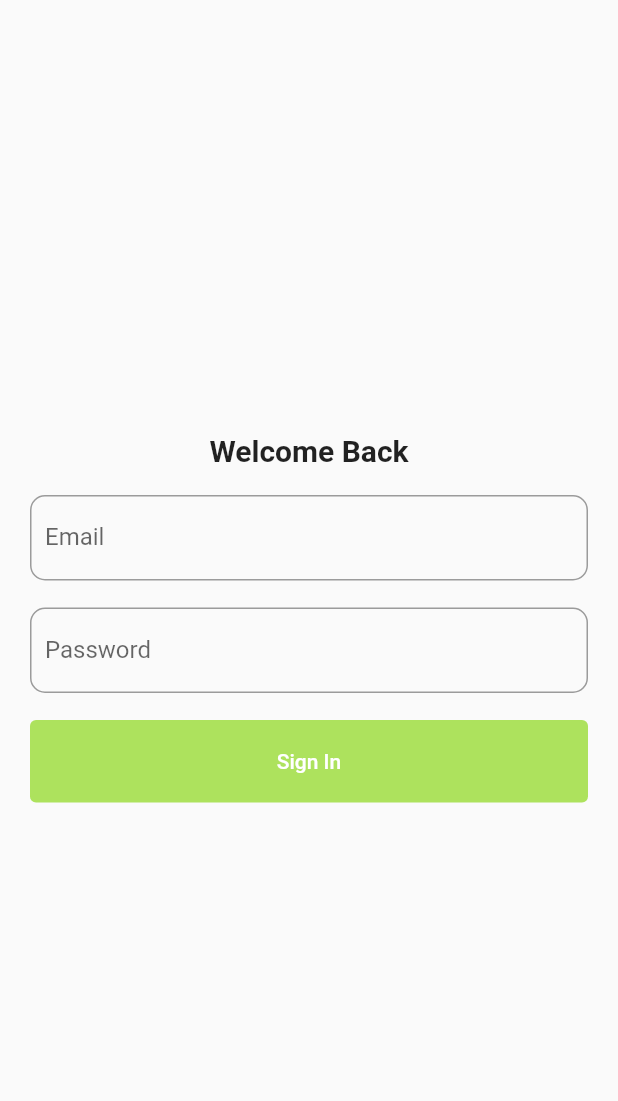
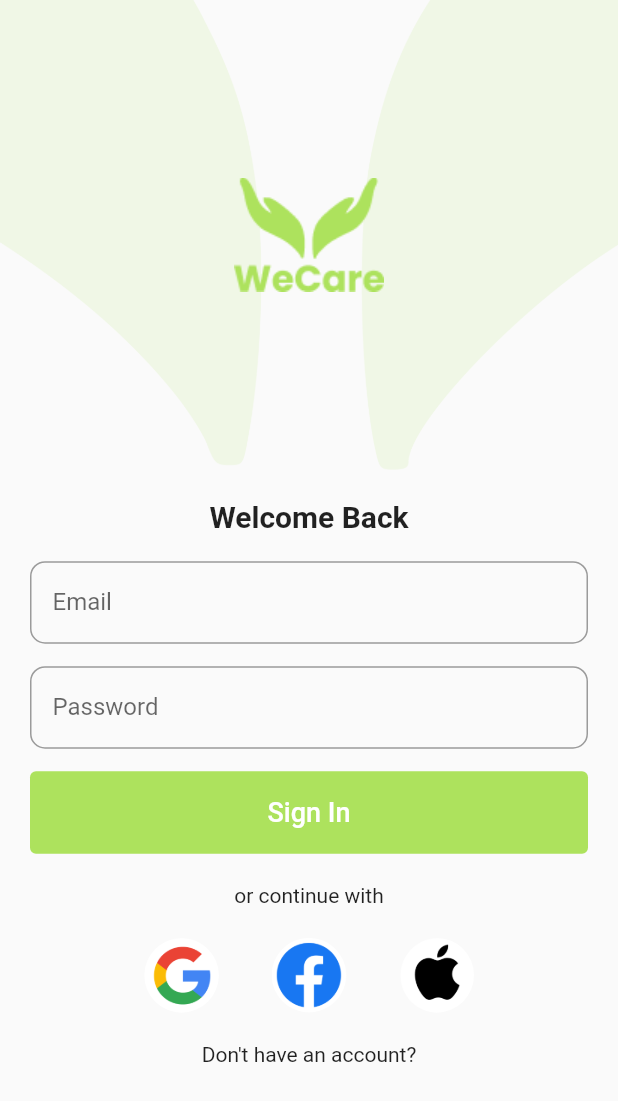
Before and after one commit to WECARE-BMA/wecare_app, a Flutter app: the screen it shows after launch, on a phone screen of 412 x 824 dp. Shown: the top 1101 px of the screen. Run offline on Flutter 3.47's test engine with Material 2 defaults, Android fonts, the phone set to English and light mode, and no system bars.

```diff
--- a/lib/main.dart
+++ b/lib/main.dart
@@ -44,23 +44,19 @@ class _SigninPageState extends State<SigninPage> {
   Widget build(BuildContext context) {
     return Scaffold(
       body: Container(
-        padding: EdgeInsets.only(left: 20, right: 20),
         child: SafeArea(
           child: Column(
-            mainAxisAlignment: MainAxisAlignment.center,
+            // mainAxisAlignment: MainAxisAlignment.st,
             children: [
-              Padding(
-                padding: const EdgeInsets.only(bottom: 18),
-                child: Text(
-                  'Welcome Back',
-                  textAlign: TextAlign.right,
-                  style: TextStyle(
-                    fontWeight: FontWeight.bold,
-                    fontSize: 20,
-                  ),
-                ),
-              ),
-              SigninForm()
+              Container(
+                  width: double.infinity,
+                  decoration: BoxDecoration(
+                      image: DecorationImage(
+                          image: AssetImage('assets/images/background.png'),
+                          fit: BoxFit.cover)),
+                  margin: EdgeInsets.only(bottom: 20),
+                  child: Image.asset('assets/images/logo.png')),
+              SigninForm(),
             ],
           ),
         ),
@@ -83,30 +79,43 @@ class _SigninFormState extends State<SigninForm> {
   Widget build(BuildContext context) {
     return Form(
       key: _formKey,
+      child: Container(
+        padding: EdgeInsets.only(left: 20, right: 20),
         child: Column(
-        mainAxisAlignment: MainAxisAlignment.spaceBetween,
+          mainAxisAlignment: MainAxisAlignment.spaceAround,
           children: [
             Padding(
               padding: const EdgeInsets.only(bottom: 18),
+              child: Text(
+                'Welcome Back',
+                textAlign: TextAlign.right,
+                style: TextStyle(
+                  fontWeight: FontWeight.bold,
+                  fontSize: 20,
+                ),
+              ),
+            ),
+            Padding(
+              padding: const EdgeInsets.only(bottom: 15),
               child: TextFormField(
                 decoration: InputDecoration(
                     floatingLabelBehavior: FloatingLabelBehavior.never,
                     border: OutlineInputBorder(
                       borderRadius: BorderRadius.circular(10.0),
                     ),
-                  contentPadding:
-                      EdgeInsets.only(top: 20, bottom: 18, left: 10, right: 10),
+                    contentPadding: EdgeInsets.only(
+                        top: 18, bottom: 18, left: 15, right: 10),
                     // hintText: 'Enter your email',
                     labelText: 'Email'),
               ),
             ),
             Padding(
-            padding: const EdgeInsets.only(bottom: 18),
+              padding: const EdgeInsets.only(bottom: 15),
               child: TextFormField(
                 decoration: InputDecoration(
                   floatingLabelBehavior: FloatingLabelBehavior.never,
                   contentPadding:
-                    EdgeInsets.only(top: 20, bottom: 18, left: 10, right: 10),
+                      EdgeInsets.only(top: 18, bottom: 18, left: 15, right: 10),
                   border: OutlineInputBorder(
                     borderRadius: BorderRadius.circular(10.0),
                   ),
@@ -120,16 +129,88 @@ class _SigninFormState extends State<SigninForm> {
               height: 55,
               child: TextButton(
                 onPressed: () {},
-              child: Text('Sign In'),
-              style: TextButton.styleFrom(
+                child: Text(
+                  'Sign In',
+                  style: TextStyle(fontSize: 18),
+                ),
+                style: OutlinedButton.styleFrom(
+                  foregroundColor: Colors.white,
                   backgroundColor: Theme.of(context).primaryColor,
-                foregroundColor: Colors.white,
+                  // shape: RoundedRectangleBorder(
+                  //   borderRadius: BorderRadius.circular(10.0),
+                  // ).toMaterialBorderSide(),
                   elevation: 0,
                 ),
               ),
-          )
+            ),
+            ThirdPartyAuths(),
+            SizedBox()
           ],
+        ),
       ),
     );
   }
 }
+
+class ThirdPartyAuths extends StatelessWidget {
+  const ThirdPartyAuths({super.key});
+
+  @override
+  Widget build(BuildContext context) {
+    return Column(
+      children: [
+        Padding(
+          padding: const EdgeInsets.only(bottom: 20, top: 20),
+          child: Text('or continue with'),
+        ),
+        Row(
+          mainAxisAlignment: MainAxisAlignment.center,
+          children: [
+            GestureDetector(
+              child: CircleAvatar(
+                backgroundColor: Colors.transparent,
+                backgroundImage: AssetImage('assets/images/google_logo.png'),
+                radius: 25,
+              ),
+            ),
+            SizedBox(
+              width: 35,
+            ),
+            GestureDetector(
+              child: CircleAvatar(
+                backgroundColor: Colors.transparent,
+                backgroundImage: AssetImage('assets/images/fb_logo.png'),
+                radius: 25,
+              ),
+            ),
+            SizedBox(
+              width: 35,
+            ),
+            GestureDetector(
+              child: CircleAvatar(
+                backgroundColor: Colors.transparent,
+                backgroundImage: AssetImage(
+                  'assets/images/apple_logo.png',
+                ),
+                radius: 25,
+              ),
+            ),
+          ],
+        ),
+        Container(
+          padding: const EdgeInsets.only(top: 20, bottom: 20),
+          width: double.infinity,
+          child: Row(
+            mainAxisAlignment: MainAxisAlignment.center,
+            children: [
+              Text(
+                'Don\'t have an account?',
+                textAlign: TextAlign.center,
+              )
+            ],
+          ),
+        )
+      ],
+    );
+  }
+}
```
Also changed, not shown: assets/images/apple_logo.png, assets/images/background.png, assets/images/fb_logo.png, assets/images/google_logo.png. Lines whose indentation alone changed are shown as unchanged.
